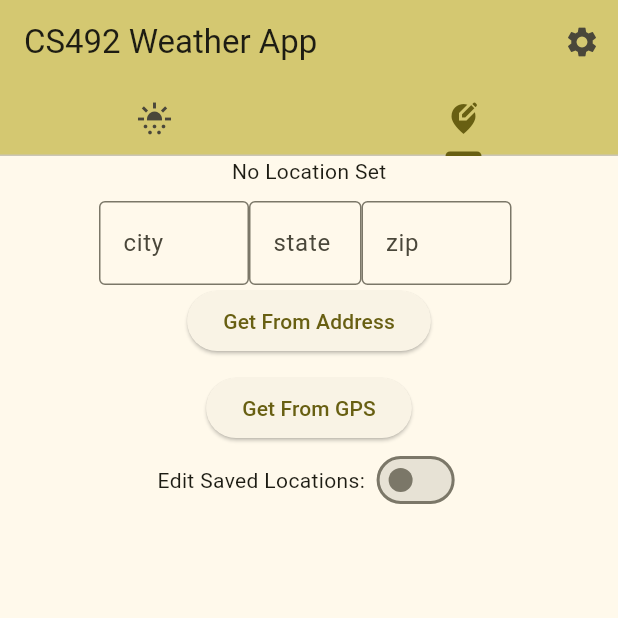
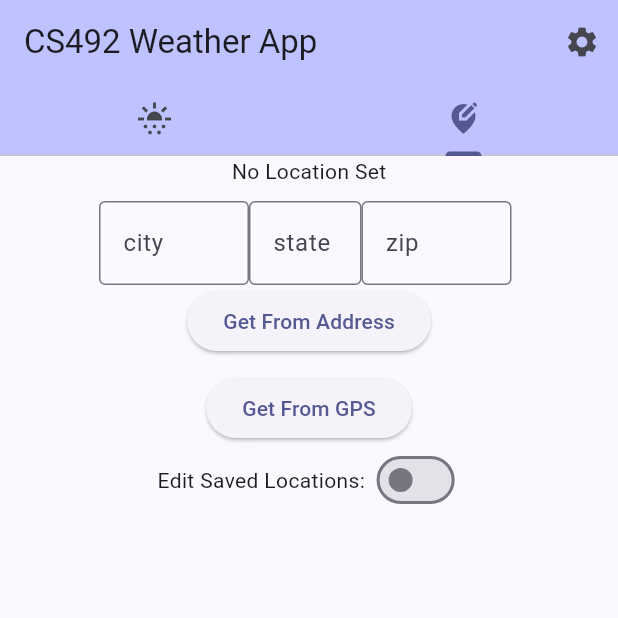
Before and after one commit to xander1111/cs492-weather-app, a Flutter app: the screen it shows after launch, tab 2 chosen, on a phone screen of 412 x 824 dp, the top half of it. Run offline on Flutter 3.47's test engine with Material 3 defaults, Android fonts, the phone set to English and light mode, and no system bars; our stand-ins replace flutter_colorpicker, flutter_svg, geocoding, geolocator, shared_preferences, sqflite; accounts and stored records are empty.

Commit message:
Complete assignment8-2

```diff
--- a/lib/providers/settings_provider.dart
+++ b/lib/providers/settings_provider.dart
@@ -2,10 +2,29 @@ import 'package:flutter/material.dart';
 import 'package:shared_preferences/shared_preferences.dart';
 
 class SettingsProvider extends ChangeNotifier {
+  static const defaultLightModeSeedColor = 0xff0000ff;
+  static const defaultDarkModeSeedColor = 0xff0000ff;
+
   bool _darkMode = false;
+  int _lightModeSeedColor = defaultLightModeSeedColor;
+  int _darkModeSeedColor = defaultDarkModeSeedColor;
   SharedPreferences? prefs;
 
   bool get darkMode => _darkMode;
+  int get lightModeSeedColor => _lightModeSeedColor;
+  int get darkModeSeedColor => _darkModeSeedColor;
+
+  set lightModeSeedColor(int value) {
+    _lightModeSeedColor = value;
+    prefs?.setInt('lightModeSeedColor', value);
+    notifyListeners();
+  }
+
+  set darkModeSeedColor(int value) {
+    _darkModeSeedColor = value;
+    prefs?.setInt('darkModeSeedColor', value);
+    notifyListeners();
+  }
 
   void toggleMode() {
     _darkMode = !_darkMode;
@@ -24,6 +43,8 @@ class SettingsProvider extends ChangeNotifier {
     prefs = await SharedPreferences.getInstance();
     if (prefs != null) {
       _darkMode = prefs!.getBool('darkMode') ?? false;
+      _lightModeSeedColor = prefs!.getInt('lightModeSeedColor') ?? defaultLightModeSeedColor;
+      _darkModeSeedColor = prefs!.getInt('darkModeSeedColor') ?? defaultDarkModeSeedColor;
     }
     notifyListeners();
   }
--- /dev/null
+++ b/lib/providers/theme_provider.dart
@@ -0,0 +1,5 @@
+import 'package:flutter/material.dart';
+
+class ThemeProvider extends ChangeNotifier {
+
+}
--- a/lib/themes/themes.dart
+++ b/lib/themes/themes.dart
@@ -1,14 +1,29 @@
 import 'package:flutter/material.dart';
 
-ThemeData lightTheme = ThemeData(
-        colorScheme: ColorScheme.fromSeed(seedColor: Colors.yellow),
+class Themes {
+  // ThemeData lightTheme = ThemeData(
+  //   colorScheme: ColorScheme.fromSeed(seedColor: Colors.yellow),
+  //   brightness: Brightness.light,
+  //   useMaterial3: true,
+  // );
+
+  // ThemeData darkTheme = ThemeData(
+  //   colorScheme: ColorScheme.fromSeed(
+  //     seedColor: Colors.blue,
+  //     brightness: Brightness.dark),
+  //   useMaterial3: true,
+  // );
+
+  static ThemeData lightTheme(int seedColor) => ThemeData(
+    colorScheme: ColorScheme.fromSeed(seedColor: Color(seedColor)),
     brightness: Brightness.light,
     useMaterial3: true,
   );
 
-ThemeData darkTheme = ThemeData(
+  static ThemeData darkTheme(int seedColor) => ThemeData(
     colorScheme: ColorScheme.fromSeed(
-          seedColor: Colors.blue,
+      seedColor: Color(seedColor),
       brightness: Brightness.dark),
     useMaterial3: true,
   );
+}
--- a/pubspec.yaml
+++ b/pubspec.yaml
@@ -43,6 +43,7 @@ dependencies:
   sqflite: ^2.4.1
   provider: ^6.1.2
   shared_preferences: ^2.5.2
+  flutter_colorpicker: ^1.1.0
 
 dev_dependencies:
   flutter_test:
```
Also changed, not shown: lib/main.dart (+61 -9 lines), pubspec.lock. Lines whose indentation alone changed are shown as unchanged.
